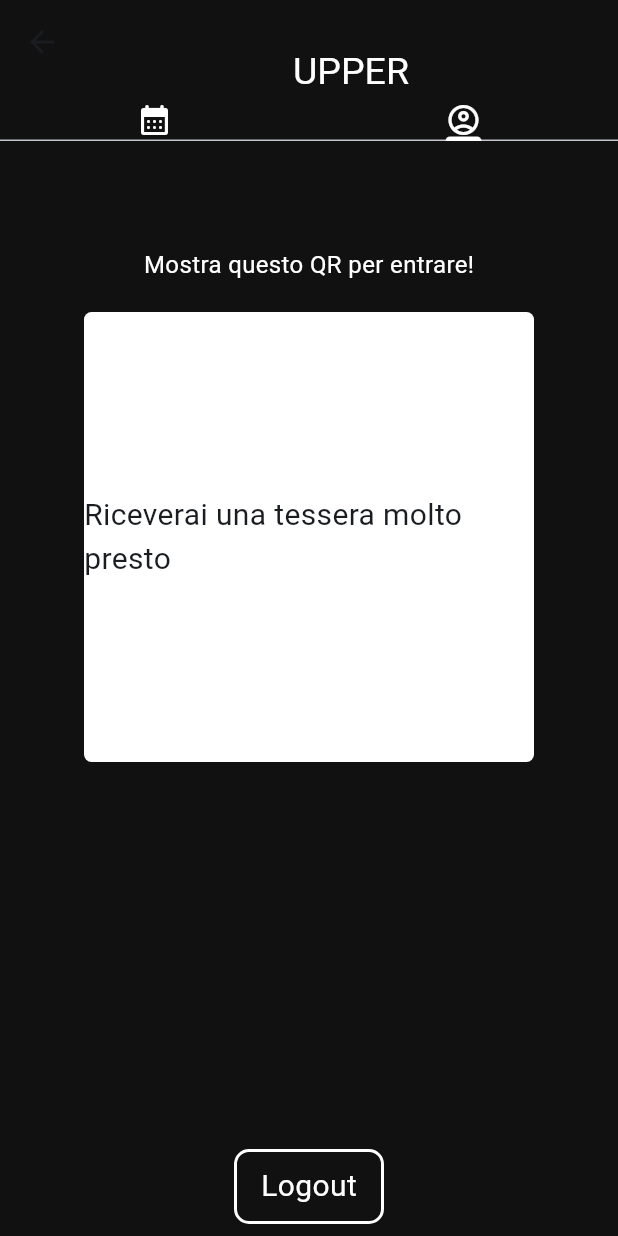
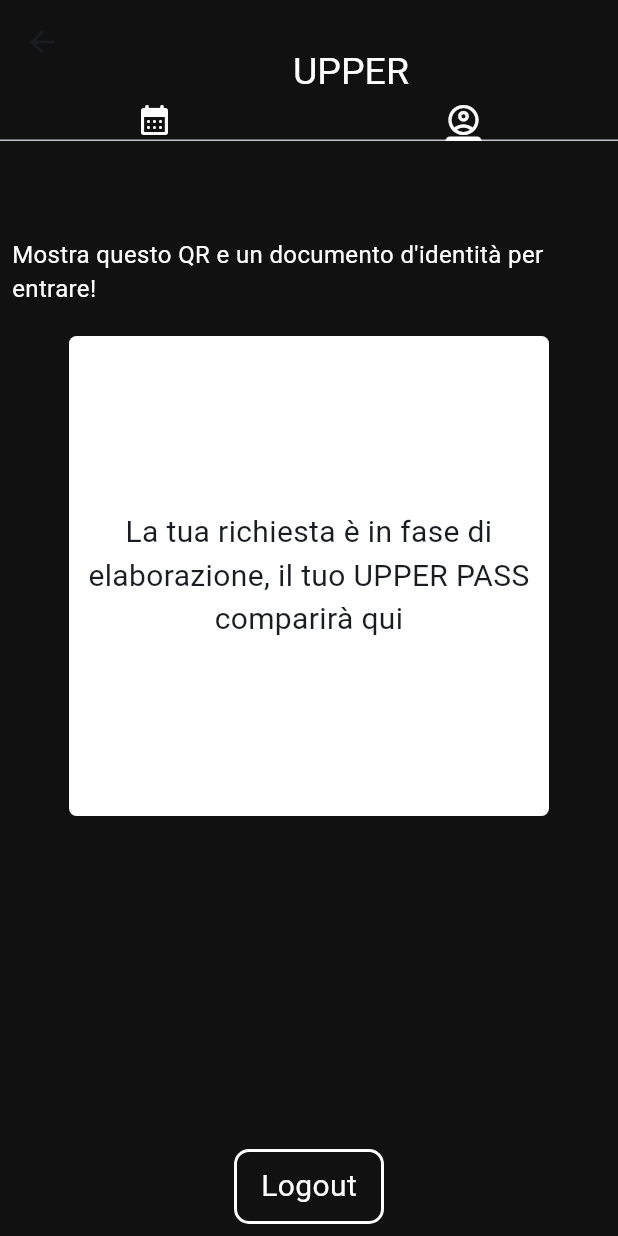
Before and after one commit to mattiamorbi/rione-cassero, a Flutter app: the HomeScreen screen opened by its route, on a phone screen of 412 x 824 dp. Run offline on Flutter 3.47's test engine with Material 3 defaults, Android fonts, the phone set to English and light mode, and no system bars; our stand-ins replace awesome_dialog, cloud_firestore, firebase_auth, firebase_core, firebase_storage, flutter_bloc and 5 more; missing offline and left inert: encrypt, flutter_web_qrcode_scanner, pretty_qr_code_plus, time_machine; accounts and stored records are empty; network calls fail; statements that could not run were skipped.

Commit message:
aggiustamenti vari

```diff
--- a/lib/logic/cubit/app/app_cubit.dart
+++ b/lib/logic/cubit/app/app_cubit.dart
@@ -62,10 +62,10 @@
     try {
       await _auth.createUserWithEmailAndPassword(email: user.email, password: password);
       await _auth.currentUser!.updateDisplayName("${user.name} ${user.surname}");
-      await _auth.currentUser!.sendEmailVerification(actionCodeSettings);
+      await _auth.currentUser!.sendEmailVerification();
       user.uid = _auth.currentUser!.uid;
       await updateUserInfo(user);
-      await _auth.signOut();
+      //await _auth.signOut();
       emit(UserSignupButNotVerified());
     } catch (e) {
       emit(AuthError(e.toString()));
--- a/lib/main.dart
+++ b/lib/main.dart
@@ -25,7 +25,10 @@
   FirebaseAuth.instance.authStateChanges().listen(
     (user) {
       if (oobCode != null)
+
         initialRoute = Routes.verifyScreen;
+        //if (user != null) print("L'utente non e' nullo");
+
       else {
         if (user == null || !user.emailVerified) {
           initialRoute = Routes.loginScreen;
@@ -66,6 +69,7 @@
           onGenerateRoute: router.generateRoute,
           debugShowCheckedModeBanner: false,
           initialRoute: initialRoute,
+
         );
       },
     );
--- a/lib/screens/forget/ui/widgets/password_reset.dart
+++ b/lib/screens/forget/ui/widgets/password_reset.dart
@@ -62,6 +62,8 @@
 
   AppTextButton resetButton() {
     return AppTextButton(
+      buttonWidth: 200,
+      buttonHeight: 50,
       buttonText: 'Reset',
       textStyle: TextStyles.font16White600Weight,
       onPressed: () {
--- a/lib/screens/home/ui/home_screen.dart
+++ b/lib/screens/home/ui/home_screen.dart
@@ -434,26 +434,24 @@
             Text(FirebaseAuth.instance.currentUser!.displayName!,
                 style: TextStyle(fontSize: 30, color: Colors.white)),
             SizedBox(
-              height: 10,
+              height: 3,
             ),
             Text(
-              "Mostra questo QR per entrare!",
+              "Mostra questo QR e un documento d'identità per entrare!",
               style: TextStyle(fontSize: 16, color: Colors.white),
             ),
             SizedBox(
               height: 20,
             ),
-            GestureDetector(
-              onTap: _toggleTapQr,
-              child: Container(
-                width: 300,
-                height: 300,
+            Container(
+              width: 320,
+              height: 320,
               decoration: BoxDecoration(
                   color: Colors.white,
                   borderRadius: BorderRadius.circular(5)),
               child: Center(
                 child: SizedBox(
-                    width: 300,
+                  width: 320,
                   child: Center(
                     child: StreamBuilder(
                       stream: context.read<AppCubit>().watchCardNumber(),
@@ -468,7 +466,9 @@
 
                         bool isCardNumberNonZero = snapshot.data ?? false;
                         if (isCardNumberNonZero) {
-                            return PrettyQrPlus(
+                          return GestureDetector(
+                            onTap: _toggleTapQr,
+                            child: PrettyQrPlus(
                               data: _qrData,
                               size: 290,
                               elementColor: Colors.black,
@@ -477,16 +477,19 @@
                               //decoration: const PrettyQrDecoration(
                               //  background: Colors.white,
                               //),
+                            ),
                           );
                         } else {
-                            return Text(
-                              "Riceverai una tessera molto presto",
-                              style: TextStyle(fontSize: 20),
+                          return Center(
+                            child: Text(
+                              "La tua richiesta è in fase di elaborazione, il tuo UPPER PASS comparirà qui",
+                              textAlign: TextAlign.center,
+                              style: TextStyle(fontSize: 20, ),
+                            ),
                           );
                         }
 
                       },
-                      ),
                     ),
                   ),
                 ),
```
Also changed, not shown: lib/screens/forget/ui/forget_screen.dart (+6 -5 lines), lib/screens/home/ui/widgets/event_tile.dart (+13 -10 lines), lib/screens/signup/ui/verfication.dart (+146 -16 lines). Lines whose indentation alone changed are shown as unchanged.
